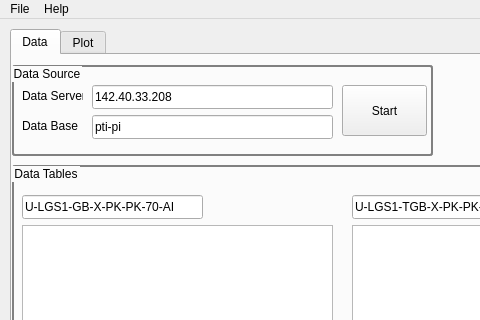
This is Vale/PredictPIServer/ValePredictPI/sample_ui/table_fetch.ui in mekatronik-achmadi/Predict-CBM as Qt 5 draws it before an edit; both pictures show x 0 to 480 and y 0 to 320 of the 1024 by 600 pixel window. The edited form follows.
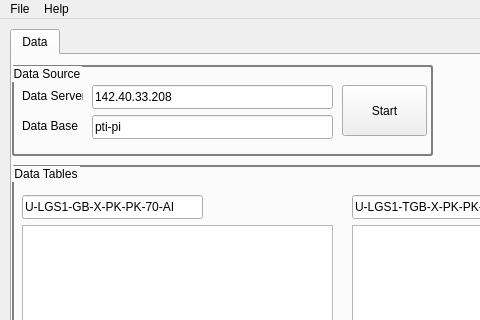
This is the edited form. The open tabs and pages were chosen to show the change.

```diff
--- a/Vale/PredictPIServer/ValePredictPI/sample_ui/table_fetch.ui
+++ b/Vale/PredictPIServer/ValePredictPI/sample_ui/table_fetch.ui
@@ -197,11 +197,6 @@
       </widget>
      </widget>
     </widget>
-    <widget class="QWidget" name="tbPlot">
-     <attribute name="title">
-      <string>Plot</string>
-     </attribute>
-    </widget>
    </widget>
   </widget>
   <widget class="QMenuBar" name="menubar">
```
Left out of the diff: 2 changed lines with no effect on the pictures.
